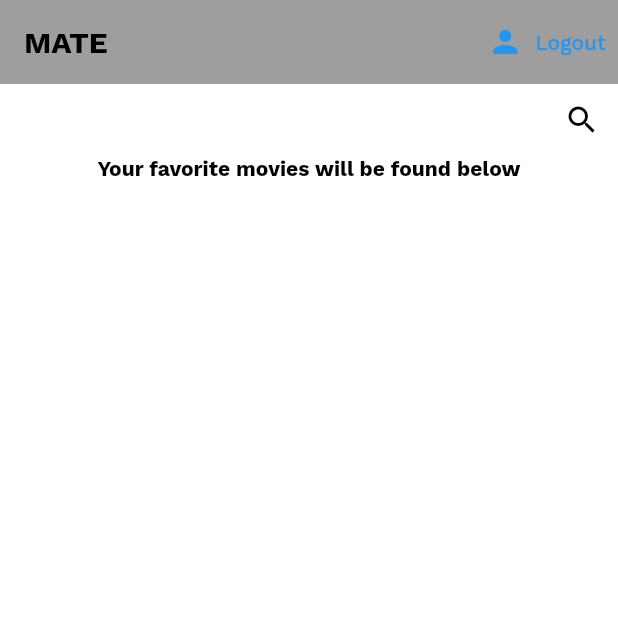
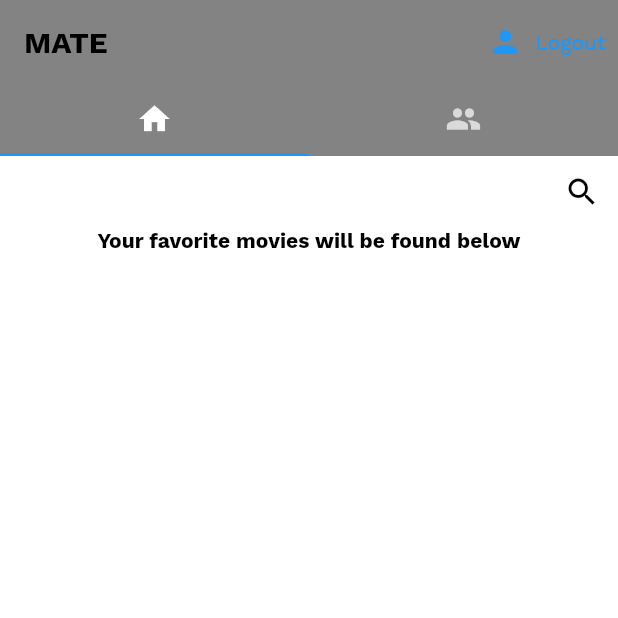
Before and after one commit to ChristineWasike/movie_mate, a Flutter app: the screen it shows once a user with an empty profile is signed in, on a phone screen of 412 x 824 dp, the top half of it. Run offline on Flutter 3.47's test engine with Material 2 defaults, Android fonts, the phone set to English and light mode, and no system bars; our stand-ins replace cloud_firestore, firebase_auth, firebase_core, google_fonts; accounts and stored records are empty.

Commit message:
Added the teabs to the homesecreen

```diff
--- a/lib/screens/home/home.dart
+++ b/lib/screens/home/home.dart
@@ -9,13 +9,15 @@ class Home extends StatefulWidget {
   _HomeState createState() => _HomeState();
 }
 
-class _HomeState extends State<Home> {
+class _HomeState extends State<Home> with TickerProviderStateMixin {
   String? uid = '';
+  late TabController _tabController;
 
   @override
   void initState() {
     getuid();
     super.initState();
+    _tabController = TabController(length: 2, vsync: this);
   }
 
   getuid() async {
@@ -41,7 +43,18 @@ class _HomeState extends State<Home> {
           'MATE',
           style: TextStyle(color: Colors.black, fontWeight: FontWeight.bold),
         ),
-        backgroundColor: Colors.grey,
+        bottom: TabBar(
+          controller: _tabController,
+          tabs: const <Widget>[
+            Tab(
+              icon: Icon(Icons.home),
+            ),
+            Tab(
+              icon: Icon(Icons.people),
+            ),
+          ],
+        ),
+        backgroundColor: const Color.fromARGB(179, 78, 78, 78),
         elevation: 0.0,
         actions: <Widget>[
           TextButton.icon(
@@ -53,7 +66,10 @@ class _HomeState extends State<Home> {
           ),
         ],
       ),
-      body: Column(
+      body: TabBarView(
+        controller: _tabController,
+        children: <Widget>[
+          Column(
             children: [
               Align(
                 alignment: Alignment.topRight,
@@ -66,9 +82,9 @@ class _HomeState extends State<Home> {
                       showSearch(context: context, delegate: MovieSearch());
                     }),
               ),
-          Text('Your favorite movies will be found below',
-              style:
-                  TextStyle(color: Colors.black, fontWeight: FontWeight.bold)),
+              const Text('Your favorite movies will be found below',
+                  style: TextStyle(
+                      color: Colors.black, fontWeight: FontWeight.bold)),
               Expanded(
                 child: SizedBox(
                   child: Container(
@@ -79,7 +95,8 @@ class _HomeState extends State<Home> {
                             .collection('myfavorites')
                             .snapshots(),
                         builder: (context, AsyncSnapshot snapshot) {
-                      if (snapshot.connectionState == ConnectionState.waiting ||
+                          if (snapshot.connectionState ==
+                                  ConnectionState.waiting ||
                               snapshot.data == null) {
                             return const Center(
                               child: CircularProgressIndicator(),
@@ -92,7 +109,9 @@ class _HomeState extends State<Home> {
                                 itemBuilder: (context, index) {
                                   return Container(
                                     child: Column(
-                                  children: [Text(docs[index]['movieName'])],
+                                      children: [
+                                        Text(docs[index]['movieName'])
+                                      ],
                                     ),
                                   );
                                 });
@@ -103,6 +122,11 @@ class _HomeState extends State<Home> {
               )
             ],
           ),
+          const Center(
+            child: Text("Social"),
+          )
+        ],
+      ),
     );
   }
 }
--- a/lib/screens/wrapper.dart
+++ b/lib/screens/wrapper.dart
@@ -12,7 +12,7 @@ class Wrapper extends StatelessWidget {
   Widget build(BuildContext context) {
     final user = Provider.of<Users?>(context);
     if (user == null){
-      return Authenticate();
+      return const Authenticate();
     }
     else{
       return Home();
```
Also changed, not shown: pubspec.lock. Lines whose indentation alone changed are shown as unchanged.
